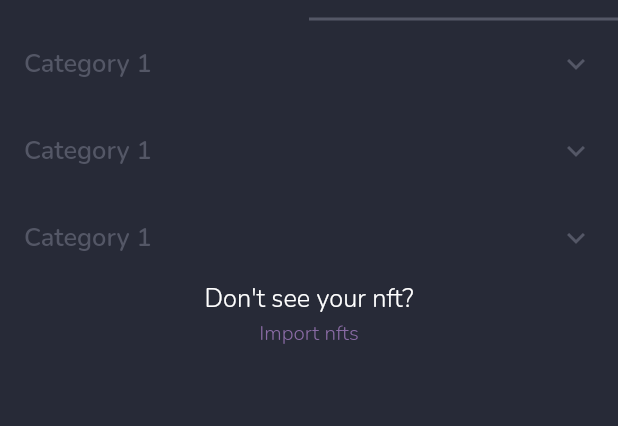
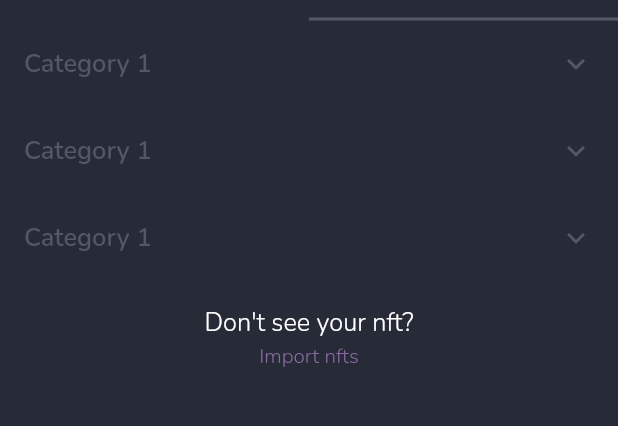
Before and after one commit to hunghuy201280/flutter_crypto_wallet, a Flutter app: the WalletScreen screen opened directly, tab 2 chosen, on a phone screen of 412 x 824 dp, the part 546-972 px from its top. Run offline on Flutter 3.47's test engine with Material 2 defaults, Android fonts, the phone set to English and light mode, and no system bars; drawn by our look-alikes of cached_network_image; our stand-ins replace another_flushbar, bloc, dio, flutter_bloc, flutter_screenutil, flutter_secure_storage and 8 more; missing offline and left inert: clipboard; accounts and stored records are empty; network calls fail; statements that could not run were skipped.

Commit message:
fix - UI home, wallet

```diff
--- a/lib/views/home_screen/widgets/account_selector.dart
+++ b/lib/views/home_screen/widgets/account_selector.dart
@@ -34,7 +34,7 @@ class _AccountSelectorState extends State<AccountSelector> {
     final s = S.of(context);
     return SafeArea(
       child: SizedBox(
-        height: 0.5.sh,
+        height: 0.7.sh,
         child: Column(
           children: [
             8.verticalSpace,
@@ -49,6 +49,7 @@ class _AccountSelectorState extends State<AccountSelector> {
             divider,
             Expanded(
               child: ListView.separated(
+                physics: const BouncingScrollPhysics(),
                 itemBuilder: (context, index) {
                   final rnd = Utils.getRandom(100);
                   return AccountItem(
--- a/lib/views/wallet_screen/widgets/wallet_detail.dart
+++ b/lib/views/wallet_screen/widgets/wallet_detail.dart
@@ -107,6 +107,7 @@ class _NFTTab extends StatelessWidget {
           itemBuilder: (context, index) => const WalletNFTGroup(),
           itemCount: 3,
         ),
+        16.verticalSpace,
         Column(
           crossAxisAlignment: CrossAxisAlignment.center,
           mainAxisSize: MainAxisSize.min,
```
